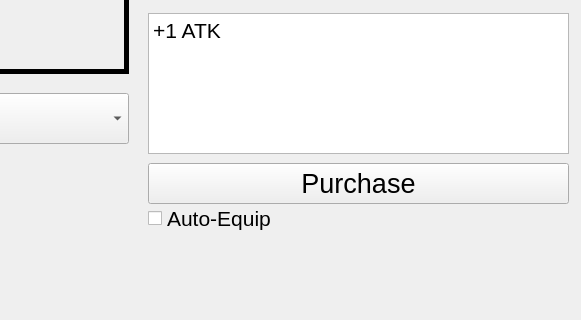
danzmoses/cs100-project, file mainwindow.ui: the form before one commit; both pictures show x 443 to 1024 and y 448 to 768 of the 1024 by 768 pixel window.
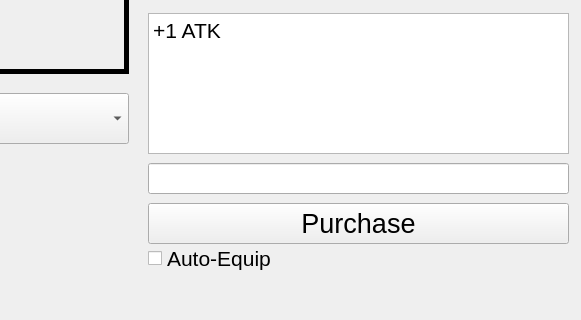
The form after the commit. The open tabs and pages were chosen to show the change.

Commit message: Player can purchase items from the shop. - Purchase success/fail displayed to user - Switching to a different page always updates the page before switching

The edit to the form file:
```diff
--- a/mainwindow.ui
+++ b/mainwindow.ui
@@ -3826,7 +3826,7 @@
         <property name="geometry">
          <rect>
           <x>580</x>
-          <y>600</y>
+          <y>640</y>
           <width>421</width>
           <height>41</height>
          </rect>
@@ -3865,7 +3865,7 @@
         <property name="geometry">
          <rect>
           <x>580</x>
-          <y>640</y>
+          <y>680</y>
           <width>141</width>
           <height>31</height>
          </rect>
@@ -4016,6 +4016,21 @@
          </item>
         </layout>
        </widget>
+       <widget class="QLineEdit" name="purchaseItemResult">
+        <property name="geometry">
+         <rect>
+          <x>580</x>
+          <y>600</y>
+          <width>421</width>
+          <height>31</height>
+         </rect>
+        </property>
+        <property name="font">
+         <font>
+          <pointsize>16</pointsize>
+         </font>
+        </property>
+       </widget>
       </widget>
       <widget class="QWidget" name="equipment_page">
        <widget class="QWidget" name="horizontalLayoutWidget_17">
```
The commit also changes 2 other files.
